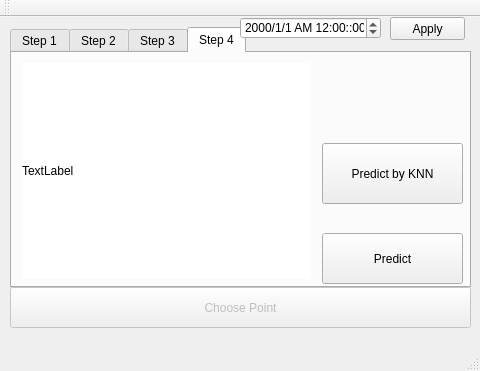
This is mainwindow.ui in Chia-ChunHsu/NewCapture as Qt 5 draws it before an edit. The edited form follows.
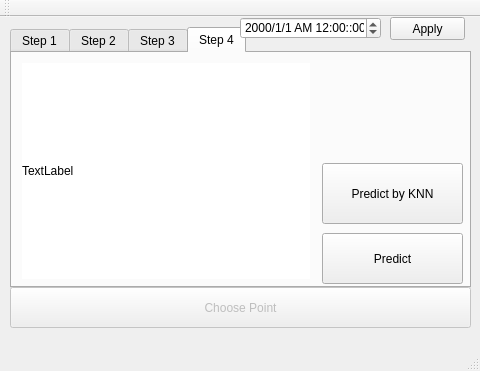
This is the edited form. The open tabs and pages were chosen to show the change.

Diff of the .ui file:
```diff
--- a/mainwindow.ui
+++ b/mainwindow.ui
@@ -397,7 +397,7 @@
       <property name="geometry">
        <rect>
         <x>310</x>
-        <y>90</y>
+        <y>110</y>
         <width>141</width>
         <height>61</height>
        </rect>
```
Left out of the diff: 4 changed lines with no effect on the pictures.
